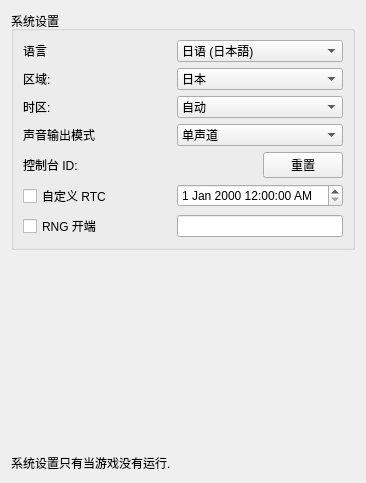
formylover/yuzu-early-access, file src/yuzu/configuration/configure_system.ui: the form before one commit.
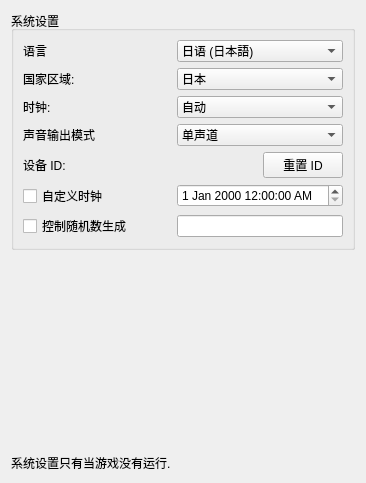
The form after the commit.

The edit to the form file:
```diff
--- a/src/yuzu/configuration/configure_system.ui
+++ b/src/yuzu/configuration/configure_system.ui
@@ -32,7 +32,7 @@
         <item row="4" column="0">
          <widget class="QLabel" name="label_console_id">
           <property name="text">
-           <string>控制台 ID:</string>
+           <string>设备 ID:</string>
           </property>
          </widget>
         </item>
@@ -131,7 +131,7 @@
         <item row="1" column="0">
          <widget class="QLabel" name="label_region">
           <property name="text">
-           <string>区域:</string>
+           <string>国家区域:</string>
           </property>
          </widget>
         </item>
@@ -177,7 +177,7 @@
         <item row="2" column="0">
          <widget class="QLabel" name="label_timezone">
           <property name="text">
-           <string>时区:</string>
+           <string>时钟:</string>
           </property>
          </widget>
         </item>
@@ -418,7 +418,7 @@
         <item row="6" column="0">
          <widget class="QCheckBox" name="rng_seed_checkbox">
           <property name="text">
-           <string>RNG 开端</string>
+           <string>控制随机数生成</string>
           </property>
          </widget>
         </item>
@@ -460,14 +460,14 @@
            <enum>Qt::RightToLeft</enum>
           </property>
           <property name="text">
-           <string>重置</string>
+           <string>重置 ID</string>
           </property>
          </widget>
         </item>
         <item row="5" column="0">
          <widget class="QCheckBox" name="custom_rtc_checkbox">
           <property name="text">
-           <string>自定义 RTC</string>
+           <string>自定义时钟</string>
           </property>
          </widget>
         </item>
```
